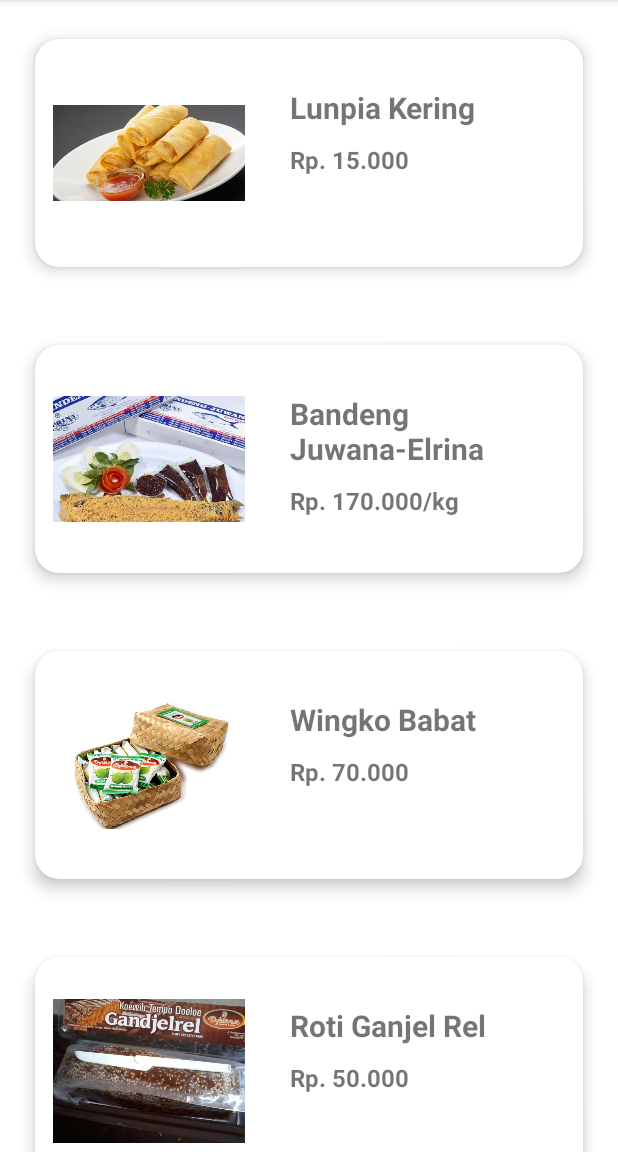
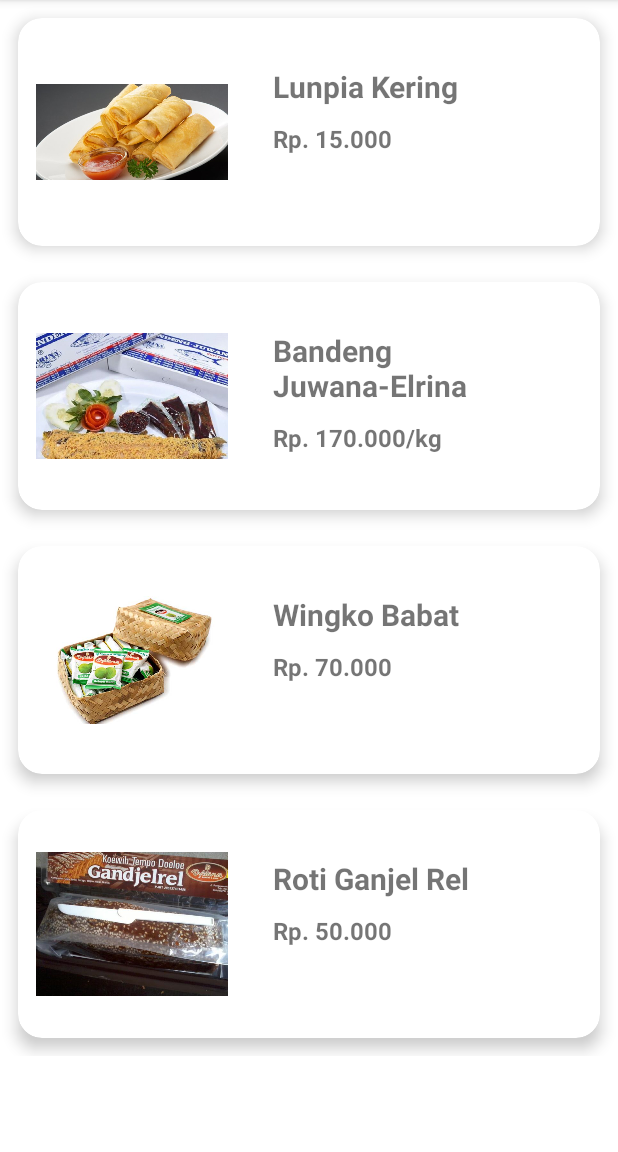
Before and after one commit to naufalHaidar12342/kuliner-semarang, an Android app: the screen it shows after launch (MainActivity), on a phone screen of 412 x 824 dp, the part 84-1236 px from its top. Run offline under Robolectric (Android 15) with nearby library versions, the phone set to English and light mode, and no system bars.

Commit message:
set compact padding card to false, menambahkan komentar pada function

```diff
--- a/app/src/main/res/layout/card_kuliner.xml
+++ b/app/src/main/res/layout/card_kuliner.xml
@@ -8,7 +8,7 @@
     app:cardBackgroundColor="#FFFF"
     app:cardCornerRadius="16dp"
     app:cardElevation="6dp"
-    app:cardUseCompatPadding="true">
+    app:cardUseCompatPadding="false">
 
     <RelativeLayout
         android:id="@+id/masakanLayout"
```
Also changed, not shown: app/src/main/java/com/example/kulinerkotasemarang/MainActivity.java (+16 -3 lines).
